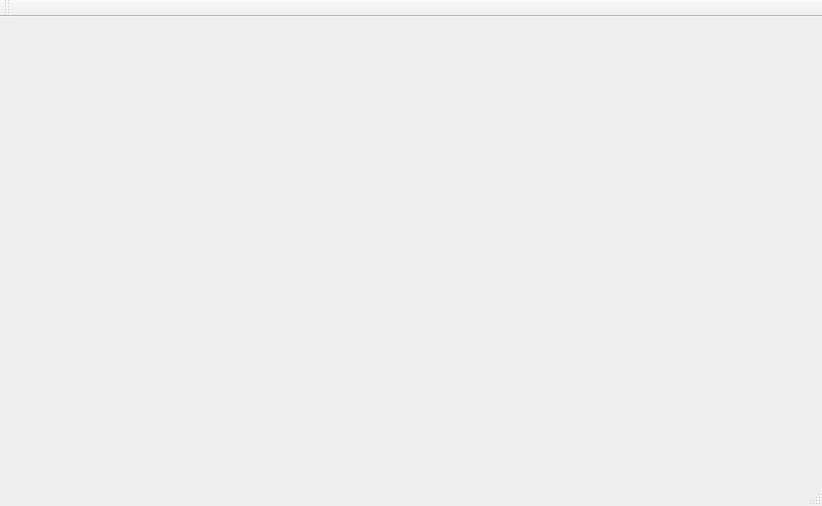
Above: promind.ui from SDX2000/MindForge before the change. Below: the same form after it.
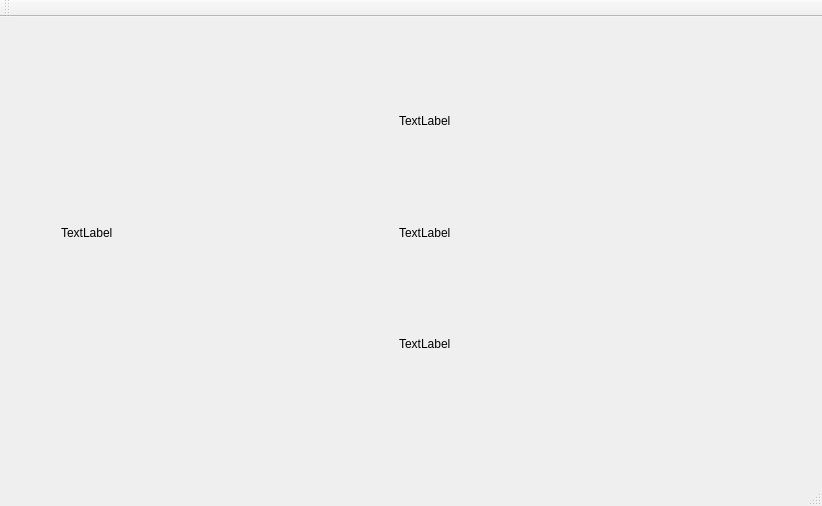
That is the form after the change.

Commit message: Intermediate checking. Switching back to drawing nodes manually figuring out widget sizing/layout is taking too much time.

The edit to the form file:
```diff
--- a/promind.ui
+++ b/promind.ui
@@ -13,7 +13,67 @@
   <property name="windowTitle">
    <string>ProMind</string>
   </property>
-  <widget class="QWidget" name="centralWidget"/>
+  <widget class="QWidget" name="centralWidget">
+   <widget class="QWidget" name="horizontalLayoutWidget">
+    <property name="geometry">
+     <rect>
+      <x>50</x>
+      <y>40</y>
+      <width>691</width>
+      <height>351</height>
+     </rect>
+    </property>
+    <layout class="QHBoxLayout" name="horizontalLayout">
+     <property name="sizeConstraint">
+      <enum>QLayout::SetMinimumSize</enum>
+     </property>
+     <item>
+      <widget class="QLabel" name="label">
+       <property name="text">
+        <string>TextLabel</string>
+       </property>
+      </widget>
+     </item>
+     <item>
+      <layout class="QVBoxLayout" name="verticalLayout">
+       <item>
+        <layout class="QHBoxLayout" name="horizontalLayout_4">
+         <item>
+          <widget class="QLabel" name="label_3">
+           <property name="text">
+            <string>TextLabel</string>
+           </property>
+          </widget>
+         </item>
+        </layout>
+       </item>
+       <item>
+        <layout class="QHBoxLayout" name="horizontalLayout_2">
+         <item>
+          <widget class="QLabel" name="label_2">
+           <property name="text">
+            <string>TextLabel</string>
+           </property>
+          </widget>
+         </item>
+        </layout>
+       </item>
+       <item>
+        <layout class="QHBoxLayout" name="horizontalLayout_3">
+         <item>
+          <widget class="QLabel" name="label_4">
+           <property name="text">
+            <string>TextLabel</string>
+           </property>
+          </widget>
+         </item>
+        </layout>
+       </item>
+      </layout>
+     </item>
+    </layout>
+   </widget>
+  </widget>
   <widget class="QMenuBar" name="menuBar">
    <property name="geometry">
     <rect>
```
The commit also changes 4 other files.
